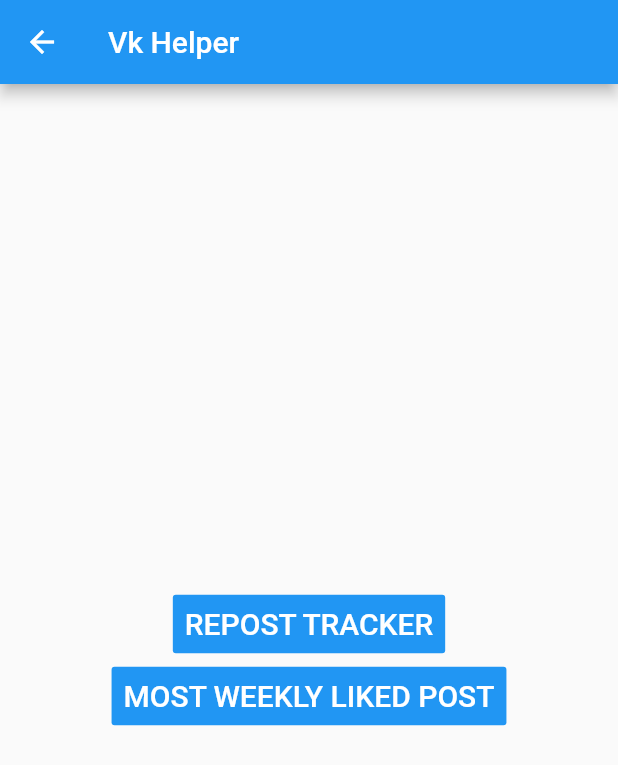
After one commit to gettmure/vkapi_flutter_app, a Flutter app: the ActoinList screen opened directly, on a phone screen of 412 x 824 dp. The commit adds this screen. Shown: the top 765 px of the screen. Run offline on Flutter 3.47's test engine with Material 2 defaults, Android fonts, the phone set to English and light mode, and no system bars; missing offline and left inert: flutter_vk_sdk, flutter_webview_plugin, vkio.

Commit message:
save commit

```diff
--- /dev/null
+++ b/vkapi_flutter_app/lib/ChooseAction.dart
@@ -0,0 +1,47 @@
+import 'package:flutter/material.dart';
+
+import 'MostWeeklyLikedPost.dart';
+import 'RepostTracker.dart';
+
+class ActoinList extends StatelessWidget {
+  @override
+  Widget build(BuildContext context) {
+    return Scaffold(
+      appBar: AppBar(
+        title: Text('Vk Helper'),
+      ),
+      body: Container(
+        child: Center(
+          child: Column(
+            mainAxisAlignment: MainAxisAlignment.center,
+            crossAxisAlignment: CrossAxisAlignment.center,
+            children: <Widget>[
+              FlatButton(
+                color: Colors.blue,
+                textColor: Colors.white,
+                padding: EdgeInsets.all(8.0),
+                splashColor: Colors.blueAccent,
+                onPressed: () => Navigator.push(context, MaterialPageRoute(builder: (context) => RepostTracker())),
+                child: Text(
+                  "REPOST TRACKER",
+                  style: TextStyle(fontSize: 20.0),
+                ),
+              ),
+              FlatButton(
+                color: Colors.blue,
+                textColor: Colors.white,
+                padding: EdgeInsets.all(8.0),
+                splashColor: Colors.blueAccent,
+                onPressed: () => Navigator.push(context, MaterialPageRoute(builder: (context) => MostWeeklyLikedPost())),
+                child: Text(
+                  "MOST WEEKLY LIKED POST",
+                  style: TextStyle(fontSize: 20.0),
+                ),
+              ),
+            ],
+          ),
+        ),
+      ),
+    );
+  }
+}
--- a/vkapi_flutter_app/lib/MostWeeklyLikedPost.dart
+++ b/vkapi_flutter_app/lib/MostWeeklyLikedPost.dart
@@ -11,7 +11,6 @@ class MostWeeklyLikedPost extends StatefulWidget {
 }
 
 class MostWeeklyLikedPostState extends State<MostWeeklyLikedPost> {
-
   PostData mostLikedPost;
   @override
   Widget build(BuildContext context) {
--- a/vkapi_flutter_app/pubspec.yaml
+++ b/vkapi_flutter_app/pubspec.yaml
@@ -26,6 +26,8 @@ dependencies:
   http: ^0.12.0+2
   vkio: ^1.0.0
   flutter_vk_sdk: ^0.0.6+4
+  url_launcher: ^5.4.1
+  flutter_webview_plugin: 0.3.0+2
 
 dev_dependencies:
   flutter_test:
```
Also changed, not shown: vkapi_flutter_app/lib/main.dart (+25 -22 lines).
